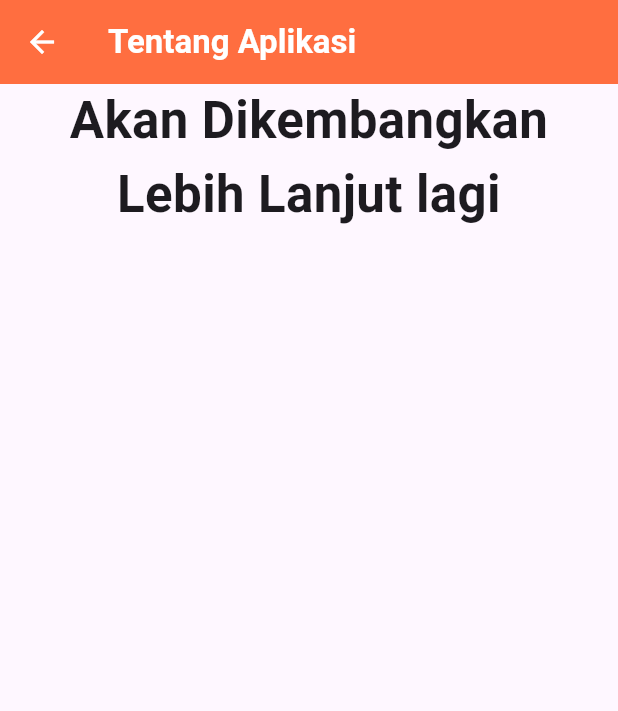
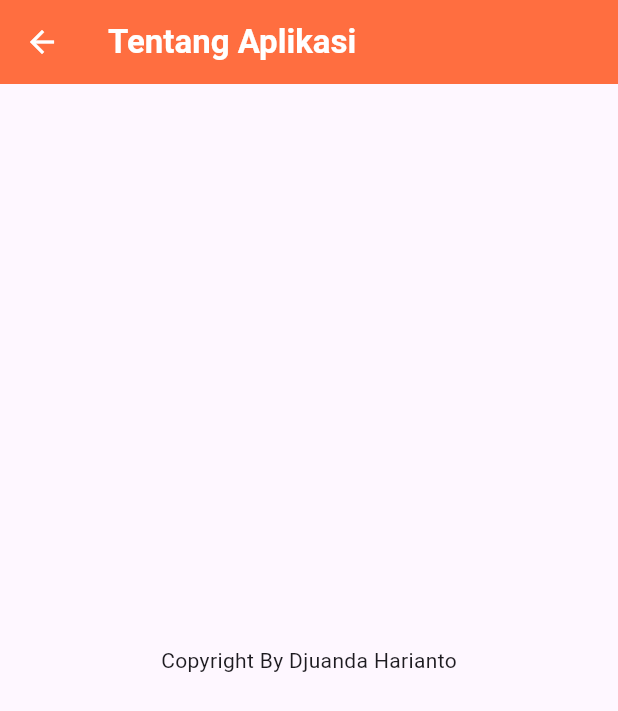
Before and after one commit to Juander123/TokoMakanan4, a Flutter app: the About screen opened directly, on a phone screen of 412 x 824 dp. Shown: the top 711 px of the screen. Run offline on Flutter 3.47's test engine with Material 3 defaults, Android fonts, the light colour scheme and no system bars; network calls fail.

```diff
--- a/lib/pagesProfile/lainya/tentangAplikassi.dart
+++ b/lib/pagesProfile/lainya/tentangAplikassi.dart
@@ -20,12 +20,9 @@ class About extends StatelessWidget{
         ),
       ),
 
-      body: Text(
-          textAlign: TextAlign.center,
-          "Akan Dikembangkan Lebih Lanjut lagi",
-          style: TextStyle(
-            fontWeight: FontWeight.bold,
-            fontSize: 34,
+      body: Center(
+          child: Text(
+            "Copyright By Djuanda Harianto"
           ),
         ),
     );
```
Also changed, not shown: lib/pages/beranda.dart (+53 -17 lines).
